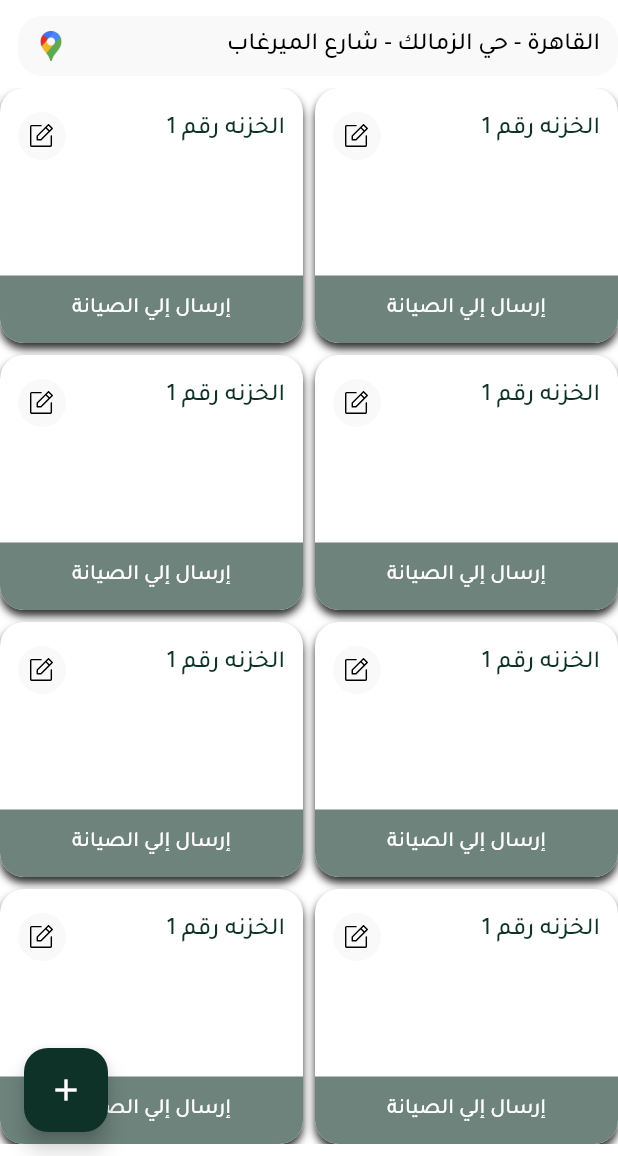
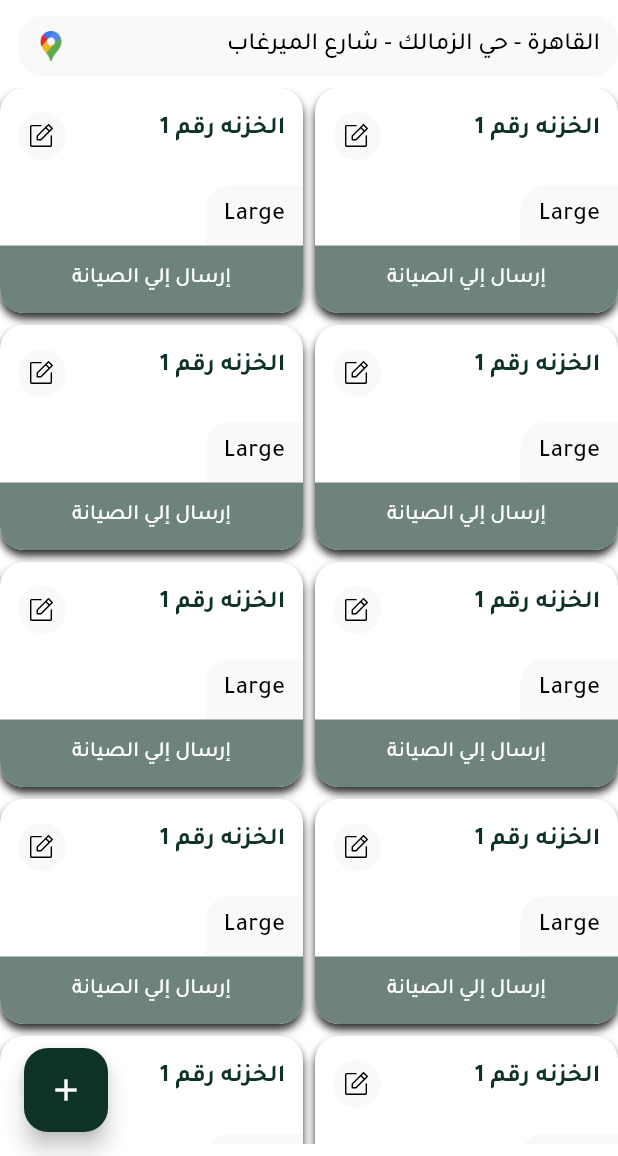
Before and after one commit to Mahmoud-Adel-Ali/Lockers_Admin_Dashboard, a Flutter app: the UnitDetailsView screen opened directly, on a phone screen of 412 x 824 dp, the part 80-1236 px from its top. Run offline on Flutter 3.47's test engine with Material 3 defaults, Android fonts, the phone set to English and light mode, and no system bars; our stand-ins replace awesome_dialog, flutter_svg, lottie, modal_progress_hud_nsn, percent_indicator, pinput; missing offline and left inert: bitsdojo_window.

Commit message:
Refactor Locker Card

```diff
--- a/lib/features/units/presentation/views/widgets/locker_card.dart
+++ b/lib/features/units/presentation/views/widgets/locker_card.dart
@@ -35,7 +35,7 @@ class LockerCard extends StatelessWidget {
               children: [
                 Text(
                   'الخزنه رقم 1',
-                  style: AppTextStyles.style16w500(
+                  style: AppTextStyles.style16w700(
                     context,
                   ).copyWith(color: AppColors.main),
                 ),
@@ -55,6 +55,21 @@ class LockerCard extends StatelessWidget {
             ),
           ),
           const Spacer(),
+          Row(
+            children: [
+              Container(
+                padding: const EdgeInsets.symmetric(
+                  horizontal: 12,
+                  vertical: 8,
+                ),
+                decoration: const BoxDecoration(
+                  color: AppColors.whiteGrey,
+                  borderRadius: BorderRadius.only(topLeft: Radius.circular(16)),
+                ),
+                child: Text('Large', style: AppTextStyles.style16w500(context)),
+              ),
+            ],
+          ),
           InkWell(
             onTap: () {
               DialogHelper.showQuestionDialog(
--- a/lib/features/units/presentation/views/widgets/lockers_grid_view.dart
+++ b/lib/features/units/presentation/views/widgets/lockers_grid_view.dart
@@ -12,12 +12,12 @@ class LockersGridView extends StatelessWidget {
         var width = constraints.maxWidth;
         return GridView.builder(
           gridDelegate: SliverGridDelegateWithFixedCrossAxisCount(
-            //* meaning that the minwidth of the card is 180.
-            crossAxisCount: (width / 180).toInt(),
+            //* meaning that the minwidth of the card is 160.
+            crossAxisCount: (width / 160).toInt(),
             mainAxisSpacing: 8,
             crossAxisSpacing: 8,
-            childAspectRatio: 198.5 / 250,
-            mainAxisExtent: 170,
+            childAspectRatio: 194 / 164,
+            mainAxisExtent: 150,
           ),
           itemCount: 20,
           itemBuilder: (context, index) {
```
